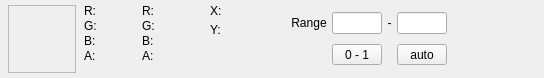
Before: the Qt Designer form src/editors/TextureInfoBar.ui in houmain/gpupad, drawn with Qt 5.
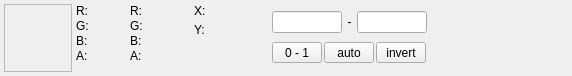
After: the same form once the commit is applied. Icons and pictures are not drawn. Custom widgets are drawn as their Qt base class.

Commit message: Added invert range button

The edit to the form file:
```diff
--- a/src/editors/TextureInfoBar.ui
+++ b/src/editors/TextureInfoBar.ui
@@ -6,22 +6,22 @@
    <rect>
     <x>0</x>
     <y>0</y>
-    <width>544</width>
-    <height>78</height>
+    <width>572</width>
+    <height>74</height>
    </rect>
   </property>
   <layout class="QHBoxLayout" name="horizontalLayout">
    <property name="spacing">
-    <number>8</number>
+    <number>4</number>
    </property>
    <property name="leftMargin">
-    <number>8</number>
+    <number>4</number>
    </property>
    <property name="topMargin">
     <number>4</number>
    </property>
    <property name="rightMargin">
-    <number>0</number>
+    <number>4</number>
    </property>
    <property name="bottomMargin">
     <number>4</number>
@@ -214,21 +214,53 @@
     </layout>
    </item>
    <item>
-    <layout class="QGridLayout" name="gridLayout">
+    <layout class="QVBoxLayout" name="verticalLayout_5">
      <property name="spacing">
       <number>2</number>
      </property>
-     <item row="0" column="3">
+     <property name="leftMargin">
+      <number>4</number>
+     </property>
+     <property name="rightMargin">
+      <number>4</number>
+     </property>
+     <item>
+      <layout class="QHBoxLayout" name="horizontalLayout_3">
+       <item>
+        <widget class="ExpressionLineEdit" name="minimum">
+         <property name="maximumSize">
+          <size>
+           <width>70</width>
+           <height>16777215</height>
+          </size>
+         </property>
+        </widget>
+       </item>
+       <item>
+        <widget class="QLabel" name="labelMaximum">
+         <property name="text">
+          <string> - </string>
+         </property>
+         <property name="alignment">
+          <set>Qt::AlignRight|Qt::AlignTrailing|Qt::AlignVCenter</set>
+         </property>
+        </widget>
+       </item>
+       <item>
       <widget class="ExpressionLineEdit" name="maximum">
        <property name="maximumSize">
         <size>
-         <width>50</width>
+           <width>70</width>
          <height>16777215</height>
         </size>
        </property>
       </widget>
      </item>
-     <item row="1" column="1">
+      </layout>
+     </item>
+     <item>
+      <layout class="QHBoxLayout" name="horizontalLayout_5">
+       <item>
       <widget class="QToolButton" name="buttonResetRange">
        <property name="minimumSize">
         <size>
@@ -241,17 +273,7 @@
        </property>
       </widget>
      </item>
-     <item row="0" column="0">
-      <widget class="QLabel" name="labelMinimum">
-       <property name="text">
-        <string> Range </string>
-       </property>
-       <property name="alignment">
-        <set>Qt::AlignRight|Qt::AlignTrailing|Qt::AlignVCenter</set>
-       </property>
-      </widget>
-     </item>
-     <item row="1" column="3">
+       <item>
       <widget class="QToolButton" name="buttonAutoRange">
        <property name="minimumSize">
         <size>
@@ -264,25 +286,20 @@
        </property>
       </widget>
      </item>
-     <item row="0" column="1">
-      <widget class="ExpressionLineEdit" name="minimum">
-       <property name="maximumSize">
+       <item>
+        <widget class="QToolButton" name="buttonInvertRange">
+         <property name="minimumSize">
         <size>
          <width>50</width>
-         <height>16777215</height>
-        </size>
-       </property>
-      </widget>
-     </item>
-     <item row="0" column="2">
-      <widget class="QLabel" name="labelMaximum">
+           <height>0</height>
+          </size>
+         </property>
        <property name="text">
-        <string> - </string>
-       </property>
-       <property name="alignment">
-        <set>Qt::AlignRight|Qt::AlignTrailing|Qt::AlignVCenter</set>
-       </property>
-      </widget>
+          <string>invert</string>
+         </property>
+        </widget>
+       </item>
+      </layout>
      </item>
     </layout>
    </item>
@@ -293,8 +310,8 @@
      </property>
      <property name="sizeHint" stdset="0">
       <size>
-       <width>40</width>
-       <height>20</height>
+       <width>81</width>
+       <height>17</height>
       </size>
      </property>
     </spacer>
```
Lines whose indentation alone changed are shown as unchanged. The commit also changes 2 other files.
